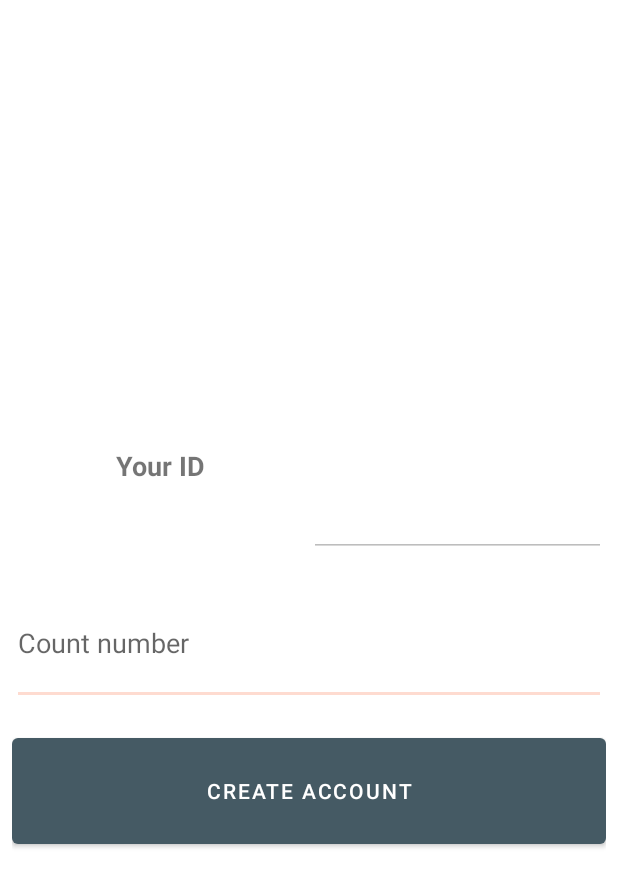
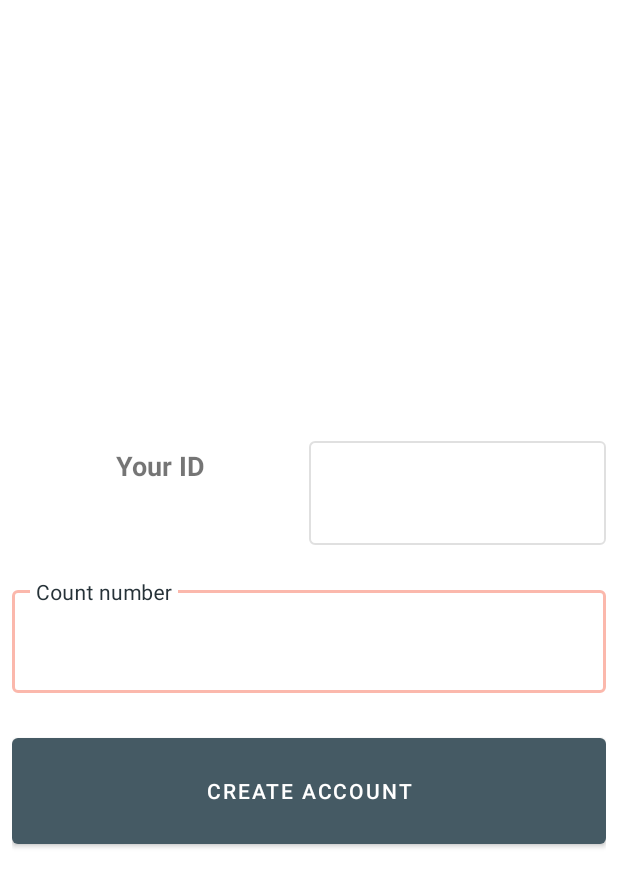
Before and after one commit to CrisOspina/banco-android, an Android app: the fragment CrearCuentaFragment shown on its own in the app's theme, on a phone screen of 412 x 824 dp. Shown: the top 887 px of the screen. Run offline under Robolectric (Android 15) with nearby library versions, the phone set to English and light mode, and no system bars; our stand-ins replace Volley.

Commit message:
[update] input text with material design

```diff
--- a/web-service-banco/app/src/main/res/layout/fragment_crear_cuenta.xml
+++ b/web-service-banco/app/src/main/res/layout/fragment_crear_cuenta.xml
@@ -99,14 +99,24 @@
             android:textSize="18sp"
             android:textStyle="bold" />
 
-        <EditText
-            android:id="@+id/etCedula"
+        <com.google.android.material.textfield.TextInputLayout
+            android:id="@+id/etCedulaa"
+            style="@style/Widget.Shrine.TextInputLayout"
             android:layout_width="match_parent"
             android:layout_height="match_parent"
             android:layout_weight="1"
             android:ems="10"
             android:enabled="false"
-            android:inputType="textPersonName" />
+            android:inputType="textPersonName" >
+            <com.google.android.material.textfield.TextInputEditText
+                android:id="@+id/etCedula"
+                android:enabled="false"
+                android:layout_width="match_parent"
+                android:layout_height="match_parent"
+                android:textAlignment="center"
+                android:textSize="18sp"
+                android:inputType="text"/>
+        </com.google.android.material.textfield.TextInputLayout>
     </LinearLayout>
 
     <LinearLayout
@@ -122,14 +132,21 @@
         app:layout_constraintStart_toStartOf="parent"
         app:layout_constraintTop_toTopOf="@+id/guideline4">
 
-        <EditText
-            android:id="@+id/etNumeroCuenta"
+        <com.google.android.material.textfield.TextInputLayout
+            android:id="@+id/etNumeroCuentas"
+            style="@style/Widget.Shrine.TextInputLayout"
             android:layout_width="match_parent"
             android:layout_height="match_parent"
             android:layout_weight="1"
             android:ems="10"
             android:hint="Count number"
-            android:inputType="number" />
+            android:inputType="number" >
+            <com.google.android.material.textfield.TextInputEditText
+                android:id="@+id/etNumeroCuenta"
+                android:layout_width="match_parent"
+                android:layout_height="match_parent"
+                android:inputType="number"/>
+        </com.google.android.material.textfield.TextInputLayout>
     </LinearLayout>
 
     <androidx.constraintlayout.widget.Guideline
```
